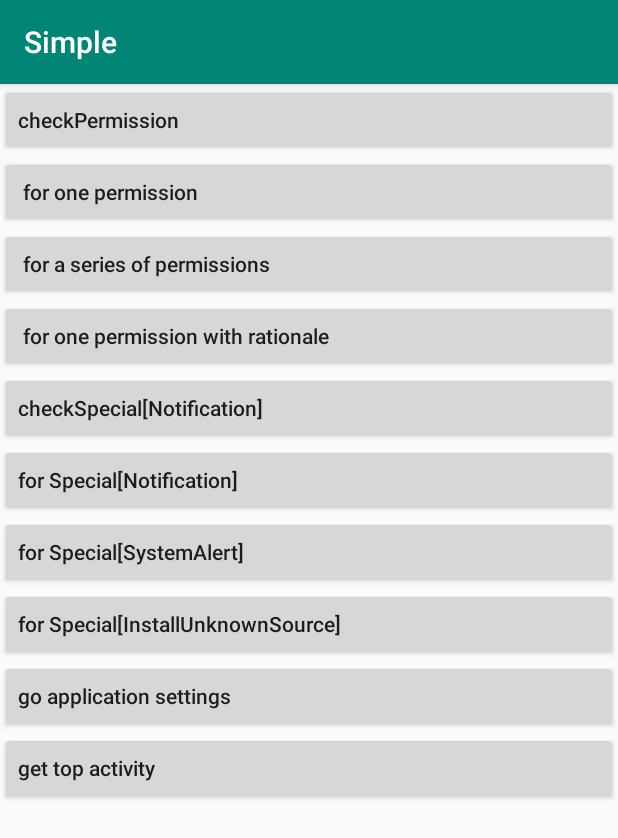
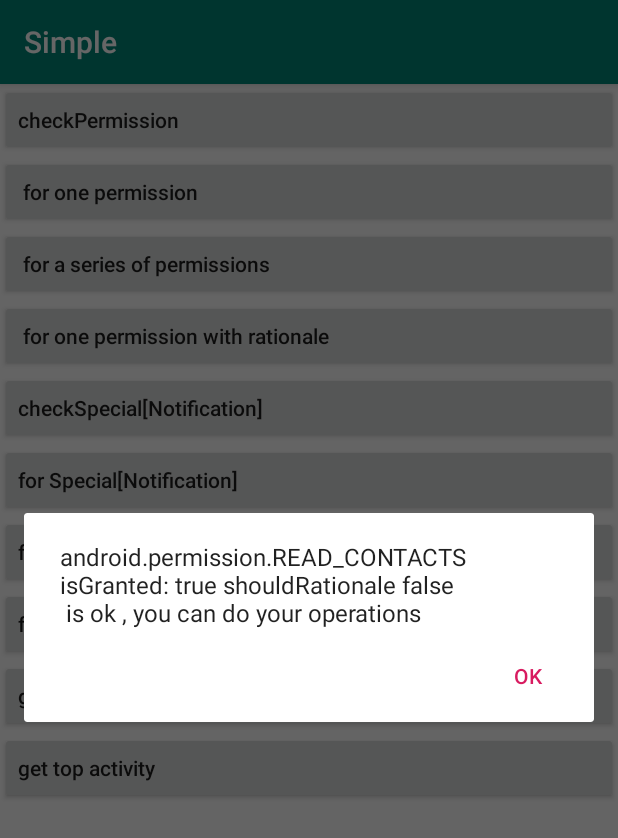
Before and after one commit to soulqw/SoulPermission, an Android app: the ApiGuideActivity screen opened directly, with no data from a screen before it, after a tap on "for one permission with rationale", on a phone screen of 412 x 824 dp. Shown: the top 838 px of the screen. Run offline under Robolectric (Android 15) with nearby library versions, the phone set to English and light mode, and no system bars; 2 statements that could not run were skipped.

Commit message:
1.[ADD]检查权限支持判断 shouldRationale，之前默认都是false 2.[FIX]Permission 类补全危险权限名称映射 3.[FIX]优化sample 提示

```diff
--- a/sample/build.gradle
+++ b/sample/build.gradle
@@ -21,7 +21,8 @@ android {
 
 
 dependencies {
-//    implementation project(':soulpermission')
-    implementation 'com.qw:soulpermission:1.1.6'
+    implementation project(':soulpermission')
+//    implementation 'com.qw:soulpermission:1.1.6'
     implementation 'com.android.support:appcompat-v7:28.0.0'
+    implementation 'com.android.support:design:28.0.0'
 }
--- a/sample/src/main/java/com/qw/sample/utils/Utils.java
+++ b/sample/src/main/java/com/qw/sample/utils/Utils.java
@@ -7,6 +7,11 @@ import android.database.Cursor;
 import android.net.Uri;
 import android.provider.ContactsContract;
 import android.support.annotation.NonNull;
+import android.support.v7.app.AlertDialog;
+import android.view.View;
+import android.widget.Toast;
+import com.qw.soul.permission.SoulPermission;
+import com.qw.soul.permission.bean.Special;
 import org.json.JSONException;
 import org.json.JSONObject;
 
@@ -17,6 +22,19 @@ import java.util.List;
  * @author cd5160866
  */
 public class Utils {
+
+    public static void showMessage(View view, final String message) {
+        boolean isNotificationCanShow = SoulPermission.getInstance().checkSpecialPermission(Special.NOTIFICATION);
+        //通知权限可用Toast才能展示出来
+        if (isNotificationCanShow) {
+            Toast.makeText(view.getContext(), message, Toast.LENGTH_SHORT).show();
+        } else {
+            new AlertDialog.Builder(view.getContext())
+                    .setMessage(message)
+                    .setPositiveButton("OK", null)
+                    .create().show();
+        }
+    }
 
     /**
      * 拨打指定电话
--- a/soulpermission/src/main/java/com/qw/soul/permission/SoulPermission.java
+++ b/soulpermission/src/main/java/com/qw/soul/permission/SoulPermission.java
@@ -8,8 +8,10 @@ import android.os.Build;
 import android.os.Handler;
 import android.os.Looper;
 import android.support.annotation.CheckResult;
+import android.support.annotation.MainThread;
 import android.support.annotation.NonNull;
 import android.support.annotation.Nullable;
+import android.support.v4.app.ActivityCompat;
 import android.util.Log;
 import com.qw.soul.permission.bean.Permission;
 import com.qw.soul.permission.bean.Permissions;
@@ -100,11 +102,16 @@ public class SoulPermission {
      */
     public Permission[] checkPermissions(@NonNull String... permissions) {
         List<Permission> resultPermissions = new LinkedList<>();
+        Activity activity = getTopActivity();
         for (String permission : permissions) {
             int isGranted = checkPermission(getContext(), permission)
                     ? PackageManager.PERMISSION_GRANTED
                     : PackageManager.PERMISSION_DENIED;
-            resultPermissions.add(new Permission(permission, isGranted, false));
+            boolean shouldRationale = false;
+            if (null != activity) {
+                shouldRationale = ActivityCompat.shouldShowRequestPermissionRationale(activity, permission);
+            }
+            resultPermissions.add(new Permission(permission, isGranted, shouldRationale));
         }
         return PermissionTools.convert(resultPermissions);
     }
@@ -128,6 +135,7 @@ public class SoulPermission {
      * @param listener       请求之后的回调
      * @see #checkAndRequestPermissions
      */
+    @MainThread
     public void checkAndRequestPermission(@NonNull final String permissionName, @NonNull final CheckRequestPermissionListener listener) {
         checkAndRequestPermissions(Permissions.build(permissionName), new CheckRequestPermissionsListener() {
             @Override
@@ -149,6 +157,7 @@ public class SoulPermission {
      * @param permissions 多个权限的申请  Permissions.build(Manifest.permission.CALL_PHONE,Manifest.permission.CAMERA)
      * @param listener    请求之后的回调
      */
+    @MainThread
     public void checkAndRequestPermissions(@NonNull Permissions permissions, @NonNull final CheckRequestPermissionsListener listener) {
         //check permission first
         Permission[] checkResult = checkPermissions(permissions.getPermissionsString());
@@ -177,6 +186,7 @@ public class SoulPermission {
      *                 {@link com.qw.soul.permission.bean.Special }
      * @param listener 请求回调
      */
+    @MainThread
     public void checkAndRequestPermission(@NonNull Special special, @NonNull SpecialPermissionListener listener) {
         boolean permissionResult = checkSpecialPermission(special);
         if (permissionResult) {
--- a/soulpermission/src/main/res/values/strings.xml
+++ b/soulpermission/src/main/res/values/strings.xml
@@ -5,6 +5,10 @@
     <string name="permission_contact">通讯录权限</string>
     <string name="permission_storage">存储权限</string>
     <string name="permission_phone_status">获取手机状态权限</string>
+    <string name="permission_calender">日历权限</string>
+    <string name="permission_sms">SMS权限</string>
+    <string name="permission_sensor">传感器权限</string>
+    <string name="permission_microphone">麦克风权限</string>
     <string name="permission_undefined">未知权限</string>
     <string name="permission_jump_failed">跳转失败，请自行前往设置中心设置</string>
 </resources>
```
Also changed, not shown: sample/src/main/java/com/qw/sample/ApiGuideActivity.java (+30 -42 lines), soulpermission/src/main/java/com/qw/soul/permission/bean/Permission.java (+27 -1 lines).
